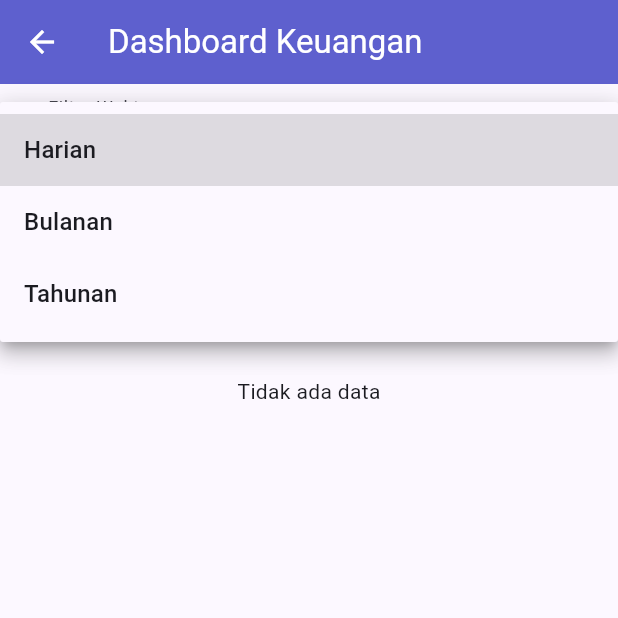
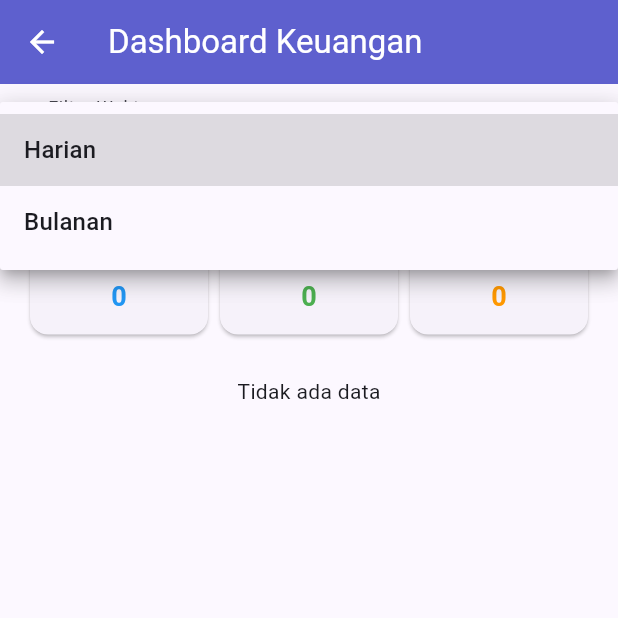
Before and after one commit to Ric1st/Flutter-LaundryKu, a Flutter app: the AdminFinanceDashboard screen opened directly, after a tap on "Harian", on a phone screen of 412 x 824 dp, the top half of it. Run offline on Flutter 3.47's test engine with Material 3 defaults, Android fonts, the phone set to English and light mode, and no system bars; our stand-ins replace fl_chart, image_picker, permission_handler, qr_flutter, supabase_flutter; accounts and stored records are empty.

Commit message:
Final capstone project submission

```diff
--- a/lib/providers/payment_provider.dart
+++ b/lib/providers/payment_provider.dart
@@ -7,7 +7,7 @@ class PaymentProvider extends ChangeNotifier {
 
   bool isLoading = false;
 
-  String filter = 'weekly';
+  String filter = 'harian';
   int totalOrders = 0;
   int completedOrders = 0;
   int totalIncome = 0;
--- a/lib/screens/admin/admin_order_detail_screen.dart
+++ b/lib/screens/admin/admin_order_detail_screen.dart
@@ -196,7 +196,8 @@ class _AdminDetailOrderScreenState extends State<AdminDetailOrderScreen> {
 
           const SizedBox(height: 24),
 
-          if (order.status == 'processing' && !hasPhoto) ...[
+          if (order.status == 'ready') ...[
+            if (!hasPhoto) ...[
               Card(
                 color: Colors.orange.shade50,
                 shape: RoundedRectangleBorder(
@@ -223,8 +224,6 @@ class _AdminDetailOrderScreenState extends State<AdminDetailOrderScreen> {
               ),
               const SizedBox(height: 16),
             ],
-
-          if (order.status != 'completed') ...[
             const Text(
               'Pilih Metode Pembayaran (untuk melengkapi pembayaran):',
             ),
--- a/lib/screens/admin/finance_report_screen.dart
+++ b/lib/screens/admin/finance_report_screen.dart
@@ -59,9 +59,8 @@ class _AdminFinanceDashboardState extends State<AdminFinanceDashboard> {
         border: OutlineInputBorder(),
       ),
       items: const [
-        DropdownMenuItem(value: 'weekly', child: Text('Harian')),
-        DropdownMenuItem(value: 'monthly', child: Text('Bulanan')),
-        DropdownMenuItem(value: 'yearly', child: Text('Tahunan')),
+        DropdownMenuItem(value: 'harian', child: Text('Harian')),
+        DropdownMenuItem(value: 'bulanan', child: Text('Bulanan')),
       ],
       onChanged: (value) => provider.changeFilter(value!),
     );
@@ -115,11 +114,7 @@ class _AdminFinanceDashboardState extends State<AdminFinanceDashboard> {
         ),
         const SizedBox(height: 4),
         Text(
-          provider.filter == 'weekly'
-              ? '7 Hari Terakhir'
-              : provider.filter == 'monthly'
-              ? 'Bulan Ini'
-              : 'Tahun Ini',
+          provider.filter == 'harian' ? 'Harian' : 'Bulanan',
           style: const TextStyle(color: Colors.grey),
         ),
         const SizedBox(height: 16),
--- a/lib/screens/user/laundry_detail_screen.dart
+++ b/lib/screens/user/laundry_detail_screen.dart
@@ -125,7 +125,7 @@ class _LaundryDetailScreenState extends State<LaundryDetailScreen> {
 
           if (orders.status == 'selesai') ...[
             _completedPhotoSection(orders),
-          ] else if (!orders.isPaid) ...[
+          ] else if (!orders.isPaid && orders.status == 'ready') ...[
             _paymentSection(orders),
           ],
         ],
--- a/lib/services/payments_api.dart
+++ b/lib/services/payments_api.dart
@@ -7,9 +7,7 @@ class PaymentsApi {
     final now = DateTime.now().toUtc();
     late DateTime startDate;
 
-    if (filter == 'weekly') {
-      startDate = now.subtract(const Duration(days: 7));
-    } else if (filter == 'monthly') {
+    if (filter == 'harian') {
       startDate = DateTime.utc(now.year, now.month, 1);
     } else {
       startDate = DateTime.utc(now.year, 1, 1);
@@ -48,9 +46,8 @@ class PaymentsApi {
         final date = DateTime.parse(item['paid_date']).toLocal();
 
         String key;
-        if (filter == 'weekly') {
-          key = '${date.day}/${date.month}';
-        } else if (filter == 'monthly') {
+
+        if (filter == 'harian') {
           key = '${date.day}';
         } else {
           key = '${date.month}';
```
Also changed, not shown: flutter_06.png (added). Lines whose indentation alone changed are shown as unchanged.
